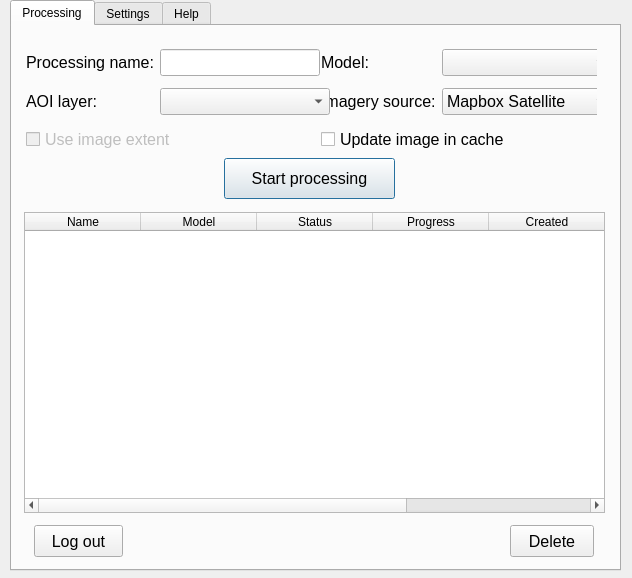
Qt form src/geoalert_master_src/main_dialog.ui (Geoalert/mapflow-qgis) before a commit.
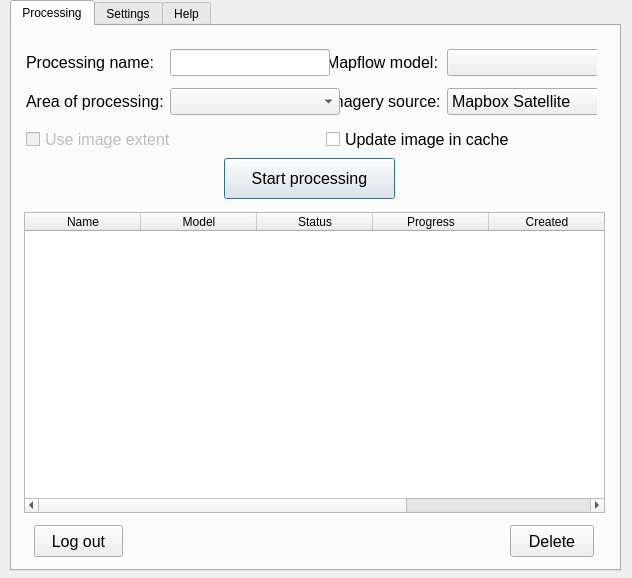
The same form after that commit. Custom widgets are drawn as their Qt base class.

```diff
--- a/src/geoalert_master_src/main_dialog.ui
+++ b/src/geoalert_master_src/main_dialog.ui
@@ -249,7 +249,7 @@
           </font>
          </property>
          <property name="text">
-          <string>AOI layer:</string>
+          <string>Area of processing:</string>
          </property>
         </widget>
        </item>
@@ -261,7 +261,7 @@
           </font>
          </property>
          <property name="text">
-          <string>Model:</string>
+          <string>Mapflow model:</string>
          </property>
         </widget>
        </item>
```
Left out of the diff: 4 changed lines with no effect on the pictures.
